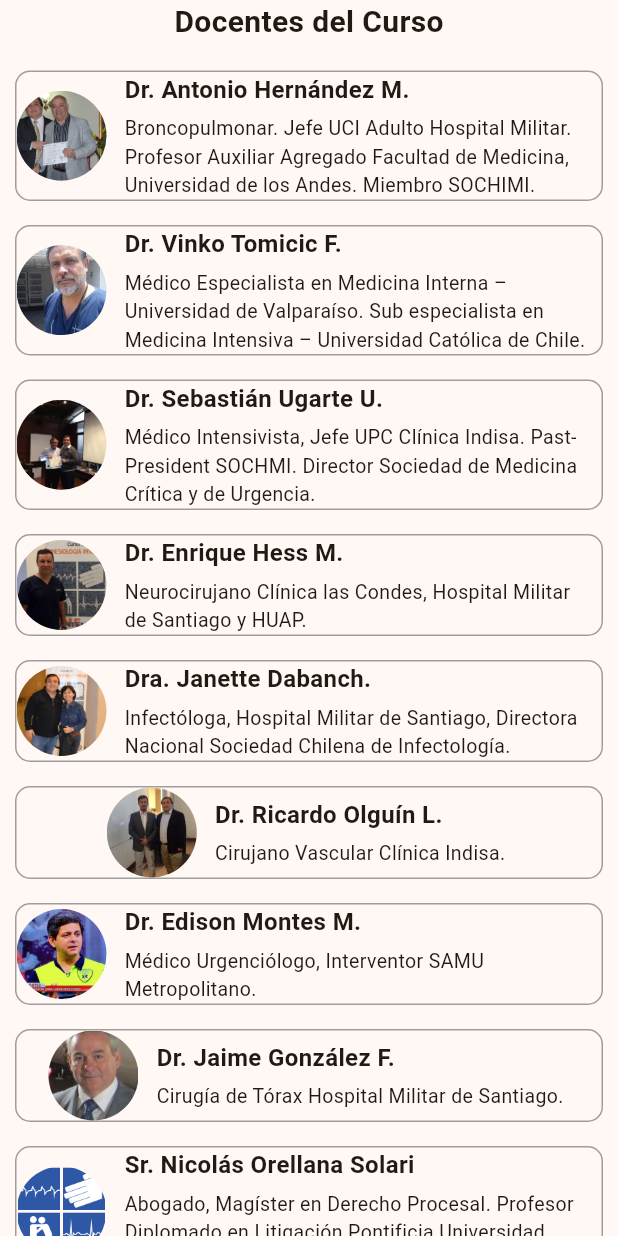
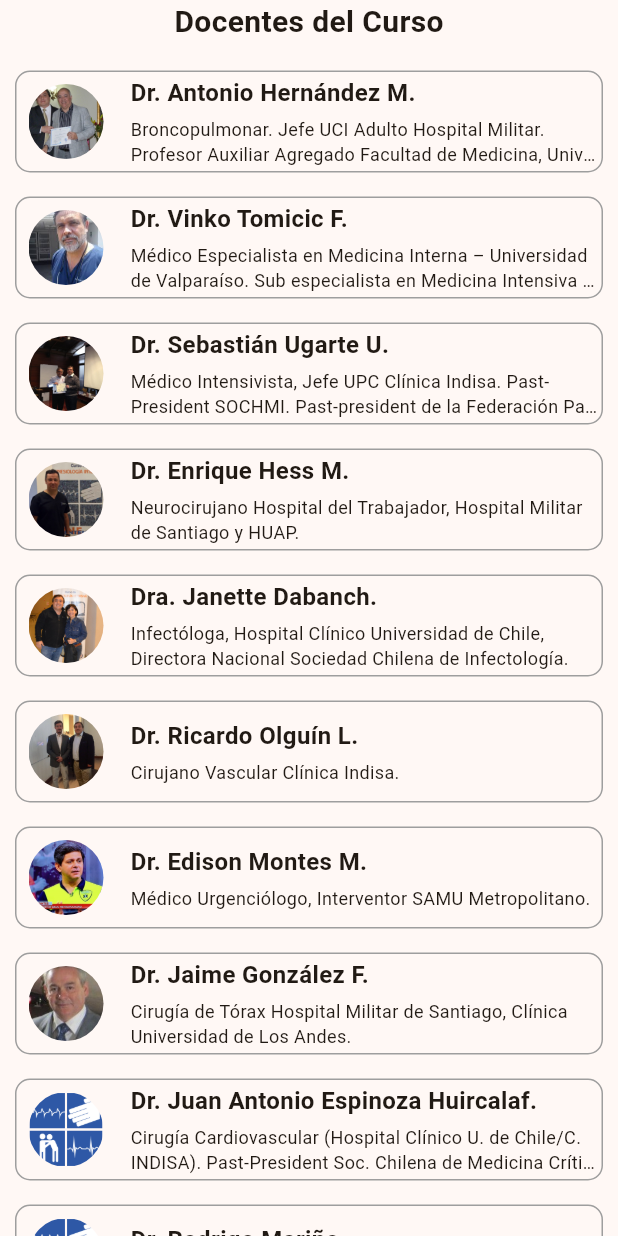
Before and after one commit to patricioguzman/kineintensiva_flutter_v2, a Flutter app: the DocentesSection widget shown alone on an empty page, opened directly, on a phone screen of 412 x 824 dp. Run offline on Flutter 3.47's test engine with Material 3 defaults, Android fonts, the light colour scheme and no system bars; our stand-ins replace font_awesome_flutter, youtube_player_flutter.

Commit message:
plan de estudios y mejora en docentes

```diff
--- a/lib/widgets/course_signup_window.dart
+++ b/lib/widgets/course_signup_window.dart
@@ -2,6 +2,7 @@
 import 'package:url_launcher/url_launcher.dart';
 import 'docentes.dart'; // Importa el archivo de docentes
 import 'practicaclinica.dart'; // Importa el archivo de práctica clínica
+import 'plan_estudios.dart'; // Importa el archivo de plan de estudios
 
 class CourseSignupWindow extends StatefulWidget {
   const CourseSignupWindow({super.key});
@@ -39,7 +40,7 @@
       'Analizar las posibilidades de investigación científica en la Kinesiología Intensiva.',
       style: TextStyle(fontSize: 16),
     ),
-    const Text('Contenido del Plan de estudios', style: TextStyle(fontSize: 16)),
+    const PlanEstudios(), // Usa el nuevo widget
     const PracticaClinicaSection(), // Usa el nuevo widget
     const DocentesSection(), // Usa el nuevo widget
   ];
--- a/lib/widgets/docentes.dart
+++ b/lib/widgets/docentes.dart
@@ -6,7 +6,7 @@
   final List<Map<String, String>> docentes = const [
     {
       'nombre': 'Dr. Antonio Hernández M.',
-      'profesion': 'Broncopulmonar. Jefe UCI Adulto Hospital Militar. Profesor Auxiliar Agregado Facultad de Medicina, Universidad de los Andes. Miembro SOCHIMI.',
+      'profesion': 'Broncopulmonar. Jefe UCI Adulto Hospital Militar. Profesor Auxiliar Agregado Facultad de Medicina, Universidad de los Andes. Miembro Soc. Chilena de Medicina Intensiva (SOCHIMI).',
       'imagen': 'assets/images/docentes/Antonio-Hernandez.jpg'
     },
     {
@@ -16,17 +16,17 @@
     },
     {
       'nombre': 'Dr. Sebastián Ugarte U.',
-      'profesion': 'Médico Intensivista, Jefe UPC Clínica Indisa. Past-President SOCHMI. Director Sociedad de Medicina Crítica y de Urgencia.',
+      'profesion': 'Médico Intensivista, Jefe UPC Clínica Indisa. Past-President SOCHMI. Past-president de la Federación Panamericana-Ibérica de Medicina Intensiva. Director Sociedad de Medicina Crítica y de Urgencia (Red de Medicina Intensiva).',
       'imagen': 'assets/images/docentes/Sebastian-Ugarte.jpg'
     },
     {
       'nombre': 'Dr. Enrique Hess M.',
-      'profesion': 'Neurocirujano Clínica las Condes, Hospital Militar de Santiago y HUAP.',
+      'profesion': 'Neurocirujano Hospital del Trabajador, Hospital Militar de Santiago y HUAP.',
       'imagen': 'assets/images/docentes/Enrique-Hess.jpg'
     },
     {
       'nombre': 'Dra. Janette Dabanch.',
-      'profesion': 'Infectóloga, Hospital Militar de Santiago, Directora Nacional Sociedad Chilena de Infectología.',
+      'profesion': 'Infectóloga, Hospital Clínico Universidad de Chile, Directora Nacional Sociedad Chilena de Infectología.',
       'imagen': 'assets/images/docentes/Jeannette-Dabanch.jpg'
     },
     {
@@ -41,64 +41,109 @@
     },
     {
       'nombre': 'Dr. Jaime González F.',
-      'profesion': 'Cirugía de Tórax Hospital Militar de Santiago.',
+      'profesion': 'Cirugía de Tórax Hospital Militar de Santiago, Clínica Universidad de Los Andes.',
       'imagen': 'assets/images/docentes/Jaime-Gonzalez-F.jpg'
     },
     {
+      'nombre': 'Dr. Juan Antonio Espinoza Huircalaf.',
+      'profesion': 'Cirugía Cardiovascular (Hospital Clínico U. de Chile/C. INDISA). Past-President Soc. Chilena de Medicina Crítica y Urgencia (Red Intensiva).',
+      'imagen': 'assets/images/docentes/default.jpg'
+    },
+    {
+      'nombre': 'Dr. Rodrigo Mariño.',
+      'profesion': 'Médico Intensivista UPC adultos Clínica INDISA.',
+      'imagen': 'assets/images/docentes/default.jpg'
+    },
+    {
+      'nombre': 'Dr.Cristóbal Balmaceda.',
+      'profesion': 'Cardiólogo Clínica Dávila.',
+      'imagen': 'assets/images/docentes/default.jpg'
+    },
+    {
       'nombre': 'Sr. Nicolás Orellana Solari',
-      'profesion': 'Abogado, Magíster en Derecho Procesal. Profesor Diplomado en Litigación Pontificia Universidad Católica de Chile.',
+      'profesion': 'Abogado, Magíster en Derecho Procesal. Profesor Diplomado en Litigación Pontificia Universidad Católica de Chile. Jefe de estudios Defensoría Penal Pública Metropolitana Sur.',
       'imagen': 'assets/images/docentes/default.jpg'
     },
     {
       'nombre': 'Ps. Andrea Tognarelli Guzmán',
-      'profesion': 'Magíster en Psicología Clínica PUC, Hospital del Trabajador.',
+      'profesion': 'Psicóloga, Magíster en Psicología Clínica PUC, Hospital del Trabajador.',
       'imagen': 'assets/images/docentes/Andrea-Tognarelli-G.jpg'
     },
     {
-      'nombre': 'EU: María Pía Puebla',
-      'profesion': 'Enfermera Clínica Unidad de Tratamiento Intensivo Cardiológico Clínica Las Condes.',
-      'imagen': 'assets/images/docentes/Maria-Pia-Puebla.jpg'
-    },
-    {
-      'nombre': 'Klga. Loreto Henríquez',
-      'profesion': 'UCI Adultos Hospital Padre Hurtado. Especialista en Kinesiología Intensiva y Respiratoria (DENAKE).',
-      'imagen': 'assets/images/docentes/Loreto-Henriquez.jpg'
+      'nombre': 'Klgo. Jorge Molina B.',
+      'profesion': 'Especialista en Kinesiología Respiratoria (DENAKE). UCI Clínica Alemana. Director Carrera de Kinesiología, Universidad del Desarrollo. Presidente DENAKE.',
+      'imagen': 'assets/images/docentes/Jorge-Molina.jpg'
     },
     {
       'nombre': 'Klgo. Eduardo Tognarelli G.',
-      'profesion': 'Especialista DENAKE en Kinesiología Intensiva. Unidad de Cuidado Intensivo Hospital Militar de Santiago.',
+      'profesion': 'Especialista DENAKE en Kinesiología Intensiva. Terapeuta Respiratorio Certificado (CLCPTR). Unidad de Cuidado Intensivo Hospital Militar de Santiago. Past- President de la División de Kinesiología Intensiva de la SOCHMI. Past President Colegio de Kinesiólogos. Docente Clínico Universidad Andres Bello.',
       'imagen': 'assets/images/docentes/default.jpg'
     },
     {
       'nombre': 'Klgo. Juan Eduardo Keymer',
-      'profesion': 'UCI Clínica Alemana. Past-President de la División de Kinesiología Intensiva de la SOCHMI.',
+      'profesion': 'UCI Clínica Alemana, Past-President de la División de Kinesiología Intensiva de la SOCHMI. Docente Kinesiología Universidad del Desarrollo. Especialista Kinesiología Respiratoria e Intensiva (DENAKE).',
       'imagen': 'assets/images/docentes/default.jpg'
     },
     {
-      'nombre': 'Klgo. Jorge Molina B.',
-      'profesion': 'Especialista en Kinesiología Respiratoria (DENAKE). UCI Clínica Alemana.',
-      'imagen': 'assets/images/docentes/Jorge-Molina.jpg'
+      'nombre': 'Klgo. Javier Salas O.',
+      'profesion': 'Unidad Paciente Crítico Hospital Guillermo Grant Benavente, Concepción. Diplomado en Pedagogía en Educación Superior. Diplomado Especialista en Kinesiología Respiratoria. Terapista Respiratorio Certificado (LABPCRT) NBRC.',
+      'imagen': 'assets/images/docentes/default.jpg'
     },
     {
       'nombre': 'Klgo. Rodrigo Adasme J.',
-      'profesion': 'Terapia Respiratoria Universidad Católica. Terapista Respiratorio Certificado ICRC.',
+      'profesion': 'Terapia Respiratoria Universidad Católica. Terapista Respiratorio Certificado ICRC. Instructor PALS.',
       'imagen': 'assets/images/docentes/Rodrigo-Adasme.jpg'
     },
     {
+      'nombre': 'Klgo. Juan E. Lee G.',
+      'profesion': 'Especialista en Kinesiología Intensiva (DENAKE). Miembro SOCHIMI, Red de Medicina Intensiva. UPC Clínica Indisa. Docente Kinesiología UNAB.',
+      'imagen': 'assets/images/docentes/default.jpg'
+    },
+    {
+      'nombre': 'Klga. Paola Tapia H.',
+      'profesion': 'Terapeuta Vojta. Especialista en Neurokinesiología y Kinesiología Respiratoria (DENAKE). UCI Pediátrica y Neonatogía, Hospital Militar de Santiago. Instructor EMPACT (Emergency Medical Patients Assessment, Care and Transport). Instructor ACLS ECSI Emergency Care & Safety Institute. Instructor EPC NAEMT Emergency pediatric Care. Instructor AMLS NAEMT.',
+      'imagen': 'assets/images/docentes/default.jpg'
+    },
+    {
+      'nombre': 'Klgo. Marcelo Videla Varas',
+      'profesion': 'Unidad de Paciente Crítico Hospital de Linares.',
+      'imagen': 'assets/images/docentes/default.jpg'
+    },
+    {
+      'nombre': 'Klgo. Felipe Castillo',
+      'profesion': 'Especialista en Kinesiología Intensiva (DENAKE), Coordinador Kinesiología UPC Clínica Indisa, Red de Medicina intensiva y miembro SOCHIMI.',
+      'imagen': 'assets/images/docentes/default.jpg'
+    },
+    {
       'nombre': 'Klgo. Sergio Díaz San Martín',
-      'profesion': 'Kinesiólogo UPC Hospital Sótero del Río. Especialista DENAKE en Kinesiología Intensiva.',
+      'profesion': 'Kinesiólogo UPC Hospital Sótero del Rio. Especialista DENAKE en Kinesiología Intensiva.',
       'imagen': 'assets/images/docentes/Sergio-Diaz.jpg'
     },
     {
-      'nombre': 'Klgo. Felipe González',
-      'profesion': 'Guía internado clínico UNAB, UPC Clínica Indisa.',
-      'imagen': 'assets/images/docentes/Felipe-Gonzalez.jpg'
+      'nombre': 'Klgo. José Luis Sufán',
+      'profesion': 'Instructor LABIC, Guía internado clínico UNAB, UPC Clínica Indisa.',
+      'imagen': 'assets/images/docentes/default.jpg'
     },
     {
-      'nombre': 'Dra. Macarena Fernández',
-      'profesion': 'Cirujano Abdominal Hospital Militar de Santiago.',
-      'imagen': 'assets/images/docentes/Macarena-Fernandez.jpg'
-    }
+      'nombre': 'Klga. Carolina Silva Gutierrez',
+      'profesion': 'UPC Hospital Padre Hurtado, Clínica Indisa.',
+      'imagen': 'assets/images/docentes/default.jpg'
+    },
+    {
+      'nombre': 'Klgo. Daniel San Martín Espinoza',
+      'profesion': 'Kinesiólogo especialista en Neurokinesiología DENAKE. Docente Clínico y postgrado Universidad de Temuco.',
+      'imagen': 'assets/images/docentes/default.jpg'
+    },
+    {
+      'nombre': 'Klgo. Hans Báez',
+      'profesion': 'Jefe técnico Kinesiólogos UPC. Hospital del Trabajador.',
+      'imagen': 'assets/images/docentes/default.jpg'
+    },
+    {
+      'nombre': 'Klgo. Daniel Godoy Olave',
+      'profesion': 'Hospital San Borja Arriarán.',
+      'imagen': 'assets/images/docentes/default.jpg'
+    },
   ];
 
   @override
@@ -118,49 +163,45 @@
           itemBuilder: (context, index) {
             final docente = docentes[index];
             return Padding(
-              padding: const EdgeInsets.symmetric(vertical: 8, horizontal: 10), // Adjust padding
+              padding: const EdgeInsets.symmetric(vertical: 8, horizontal: 10),
               child: Container(
                 decoration: BoxDecoration(
                   border: Border.all(color: Colors.grey),
                   borderRadius: BorderRadius.circular(10),
                 ),
                 child: Row(
-                  mainAxisSize: MainAxisSize.min, // Minimize the size of the row
-                  mainAxisAlignment: MainAxisAlignment.center, // Center the content horizontally
+                  crossAxisAlignment: CrossAxisAlignment.center, // Asegura alineación vertical correcta
                   children: [
-                    ClipOval(
+                    Padding(
+                      padding: const EdgeInsets.all(8.0),
+                      child: ClipOval(
                         child: Image.asset(
                           docente['imagen']!,
                           fit: BoxFit.cover,
-                        width: 60, // Standardize width for the circular image
-                        height: 60, // Standardize height for the circular image
+                          width: 50,  // Tamaño fijo para evitar que se expanda
+                          height: 50,
                         ),
                       ),
-                    const SizedBox(width: 8), // Reduce the horizontal spacing
-                    Flexible(
-                      child: Padding(
-                        padding: const EdgeInsets.symmetric(horizontal: 4.0), // Reduce horizontal padding
+                    ),
+                    const SizedBox(width: 10), // Espaciado uniforme
+                    Expanded( // Usa Expanded para evitar desbordamientos
                       child: Column(
-                          mainAxisSize: MainAxisSize.min, // Minimize the size of the column
-                          crossAxisAlignment: CrossAxisAlignment.start, // Align text to the start
+                        crossAxisAlignment: CrossAxisAlignment.start,
                         children: [
                           Text(
                             docente['nombre']!,
-                              textAlign: TextAlign.left,
                             style: const TextStyle(fontSize: 16, fontWeight: FontWeight.bold),
-                              maxLines: 1, // Limit to 1 line
-                              overflow: TextOverflow.ellipsis, // Add ellipsis for overflow
+                            maxLines: 1, // Limita el número de líneas
+                            overflow: TextOverflow.ellipsis,
                           ),
-                            const SizedBox(height: 5), // Adjust the vertical spacing
+                          const SizedBox(height: 4), // Espacio más pequeño entre nombre y profesión
                           Text(
                             docente['profesion']!,
-                              textAlign: TextAlign.left,
-                              style: const TextStyle(fontSize: 13), // Reduce font size
-                              maxLines: 3, // Limit to 3 lines
-                              overflow: TextOverflow.ellipsis, // Add ellipsis for overflow
+                            style: const TextStyle(fontSize: 12),
+                            maxLines: 2, // Máximo 2 líneas para mantener un tamaño uniforme
+                            overflow: TextOverflow.ellipsis,
                           ),
                         ],
-                        ),
                       ),
                     ),
                   ],
```
Also changed, not shown: lib/widgets/plan_estudios.dart (added, +327 -0 lines). Lines whose indentation alone changed are shown as unchanged.
